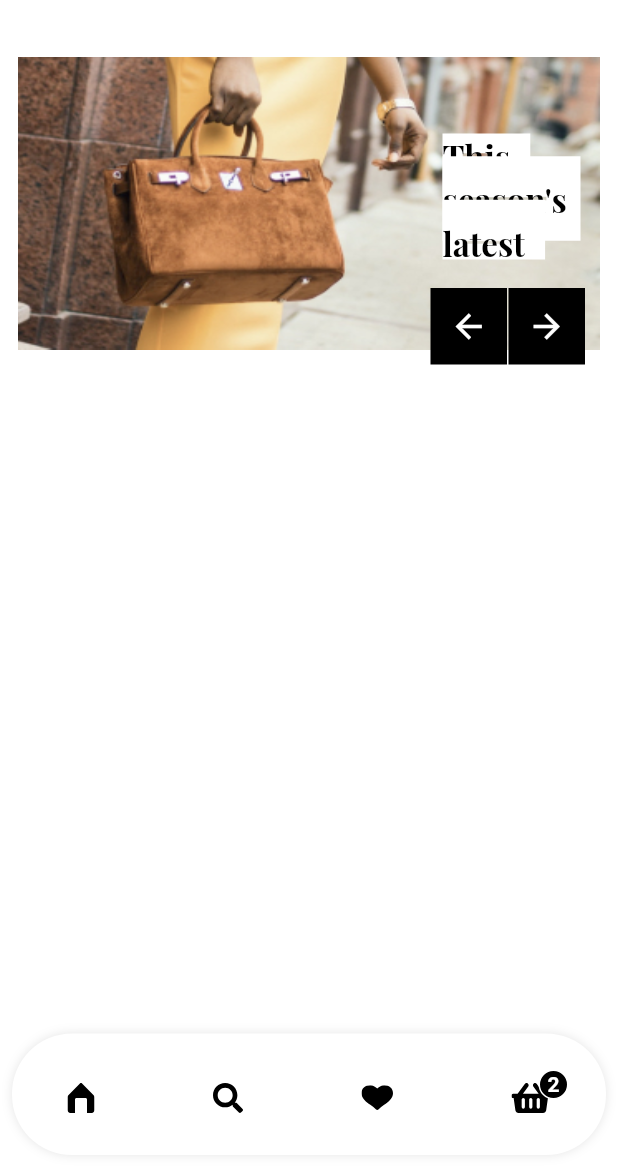
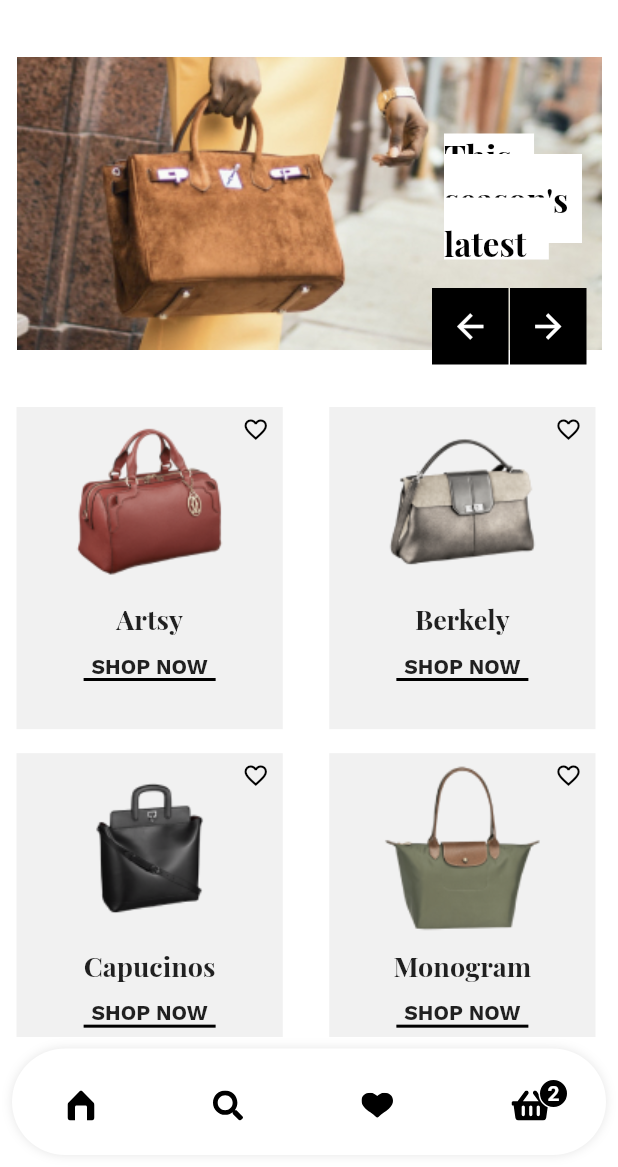
Before and after one commit to edoliantejr/Bagzz, a Flutter app: the screen it shows after launch, on a phone screen of 412 x 824 dp, the part 69-1236 px from its top. Run offline on Flutter 3.47's test engine with Material 2 defaults, Android fonts, the light colour scheme and no system bars; drawn by our look-alikes of dot_navigation_bar; our stand-ins replace flutter_svg.

Commit message:
Implement-gridview-for-list-of-bags

```diff
--- a/lib/constant/constant.dart
+++ b/lib/constant/constant.dart
@@ -1,6 +1,7 @@
 import 'package:flutter/material.dart';
 
 const String playFair = 'Playfair';
+const String workSans = 'WorkSans';
 const colorBlack = Colors.black;
 
 const colorWhite = Colors.white;
--- /dev/null
+++ b/lib/models/bags__image_slides.dart
@@ -0,0 +1,26 @@
+class Bags {
+  String image;
+  String title;
+  String name;
+
+  Bags({required this.image, required this.title, required this.name});
+}
+
+final List<Bags> bags = [
+  Bags(
+      image: 'assets/images/bag-header-01.jpg',
+      title: "This season's latest",
+      name: "Artsy"),
+  Bags(
+      image: 'assets/images/bag-header-02.jpg',
+      title: "This season's latest",
+      name: "Artsy"),
+  // Bags(
+  //     image: 'assets/images/bag03.png',
+  //     title: " This season's popular",
+  //     name: "Artsy"),
+  // Bags(
+  //     image: 'assets/images/bag04.png',
+  //     title: " This season's latest",
+  //     name: "Artsy"),
+];
--- /dev/null
+++ b/lib/models/bags_gridview_item.dart
@@ -0,0 +1,26 @@
+class Bags_Item {
+  String image;
+  String title;
+  String name;
+
+  Bags_Item({required this.image, required this.title, required this.name});
+}
+
+final List<Bags_Item> bags_gridview_item = [
+  Bags_Item(
+      image: 'assets/images/bag02.png',
+      title: " This season's best buy",
+      name: "Artsy"),
+  Bags_Item(
+      image: 'assets/images/bag03.png',
+      title: " This season's popular",
+      name: "Berkely"),
+  Bags_Item(
+      image: 'assets/images/bag04.png',
+      title: " This season's latest",
+      name: "Capucinos"),
+  Bags_Item(
+      image: 'assets/images/bag05.png',
+      title: " This season's latest",
+      name: "Monogram"),
+];
--- a/lib/models/bags_slides.dart
+++ /dev/null
@@ -1,26 +0,0 @@
-class Bags {
-  String image;
-  String title;
-  String name;
-
-  Bags({required this.image, required this.title, required this.name});
-}
-
-final List<Bags> bags = [
-  Bags(
-      image: 'assets/images/bag-header-01.jpg',
-      title: "This season's latest",
-      name: "Artsy"),
-  Bags(
-      image: 'assets/images/bag02.png',
-      title: " This season's best buy",
-      name: "Artsy"),
-  Bags(
-      image: 'assets/images/bag03.png',
-      title: " This season's popular",
-      name: "Artsy"),
-  Bags(
-      image: 'assets/images/bag04.png',
-      title: " This season's latest",
-      name: "Artsy"),
-];
--- a/lib/screens/home_screen.dart
+++ b/lib/screens/home_screen.dart
@@ -1,6 +1,8 @@
 import 'package:bagzz/constant/constant.dart';
-import 'package:bagzz/models/bags_slides.dart';
+import 'package:bagzz/models/bags_gridview_item.dart';
+import 'package:bagzz/models/bags__image_slides.dart';
 import 'package:flutter/material.dart';
+import 'package:flutter/rendering.dart';
 
 class HomeScreen extends StatefulWidget {
   const HomeScreen({Key? key}) : super(key: key);
@@ -24,8 +26,23 @@ class _HomeScreenState extends State<HomeScreen> {
   @override
   Widget build(BuildContext context) {
     return Column(
+      crossAxisAlignment: CrossAxisAlignment.start,
       children: [
         HeaderImageSlider(context, controller),
+        Expanded(
+          child: GridView.builder(
+              itemCount: bags_gridview_item.length,
+              gridDelegate: SliverGridDelegateWithFixedCrossAxisCount(
+                crossAxisCount: 2,
+                mainAxisSpacing: 5,
+                crossAxisSpacing: 5,
+                childAspectRatio: .9,
+              ),
+              itemBuilder: (context, i) {
+                return bagGridView(bags_gridview_item[i].image, bags_gridview_item[i].name);
+              }),
+        ),
+
       ],
     );
   }
@@ -34,7 +51,7 @@ class _HomeScreenState extends State<HomeScreen> {
 //Widget for Image Slider on the Home Page Header
 Widget HeaderImageSlider(BuildContext context, PageController controller) {
   return Container(
-    margin: EdgeInsets.symmetric(vertical: 28, horizontal: 12),
+    margin: EdgeInsets.symmetric(vertical: 28, horizontal: 11),
     height: 205,
     width: 714,
     child: Stack(
@@ -100,7 +117,7 @@ Widget imageSlide(String image, String title) {
         width: 714,
         child: Image(
           image: AssetImage(image),
-          fit: BoxFit.fill,
+          fit: BoxFit.cover,
         ),
       ),
       Positioned(
@@ -115,7 +132,7 @@ Widget imageSlide(String image, String title) {
               fontFamily: 'Playfair',
               background: new Paint()
                 ..color = Colors.white
-                ..strokeWidth = 27
+                ..strokeWidth = 30
                 ..style = PaintingStyle.stroke,
               fontSize: 22,
               fontWeight: FontWeight.bold,
@@ -127,3 +144,65 @@ Widget imageSlide(String image, String title) {
     ],
   );
 }
+
+//Widget Gridview for lists of bags
+Widget bagGridView(String image, String name) {
+  return Padding(
+    padding: const EdgeInsets.only(left: 11, right: 15, bottom: 11),
+    child: Container(
+      height: 210,
+      width: 170,
+      color: Color(0XFFF1F1F1),
+      child: Stack(
+        children: [
+          Positioned(
+              top: 6,
+              right: 9,
+              child: Icon(
+                Icons.favorite_border_outlined,
+                color: Colors.black,
+                size: 18,
+              )),
+          Center(
+            child: Column(
+              children: [
+                Padding(
+                  padding: const EdgeInsets.only(top: 8.0),
+                  child: Image(image: AssetImage(image)),
+                ),
+                Padding(
+                  padding: const EdgeInsets.only(top: 11),
+                  child: Text(
+                    name,
+                    style: TextStyle(
+                        fontFamily: playFair,
+                        fontWeight: FontWeight.bold,
+                        fontSize: 18),
+                  ),
+                ),
+                Padding(
+                  padding: const EdgeInsets.only(top: 11),
+                  child: InkWell(
+                    onTap: () {},
+                    child: Text(
+                      'SHOP NOW',
+                      style: TextStyle(
+                          fontFamily: workSans,
+                          fontWeight: FontWeight.w600,
+                          fontSize: 14),
+                    ),
+                  ),
+                ),
+                Container(
+                  height: 2,
+                  width: 88,
+                  color: Colors.black,
+                )
+              ],
+            ),
+          )
+        ],
+      ),
+    ),
+  );
+}
--- a/lib/screens/main_screen.dart
+++ b/lib/screens/main_screen.dart
@@ -45,7 +45,7 @@ class _MainScreenState extends State<MainScreen> {
               ))
         ],
       ),
-      body: bodyPage,
+      body:  bodyPage,
       bottomNavigationBar: bottomNavigation(),
     );
   }
@@ -57,6 +57,7 @@ Widget bottomNavigation() {
     children: [
       DotNavigationBar(
         borderRadius: 40,
+
         currentIndex: -1,
         onTap: (int index) {},
         items: [
@@ -80,22 +81,22 @@ Widget bottomNavigation() {
           )
         ],
         itemPadding: EdgeInsets.symmetric(
-          vertical: 23,
+          vertical: 18,
           horizontal: 29,
         ),
-        //paddingR: const EdgeInsets.all(14),
+        // paddingR: const EdgeInsets.all(14),
         marginR: const EdgeInsets.all(8),
       ),
-      numShopBagtItem(2),
+      numShopBagItem(2),
     ],
   );
 }
 
-//widget overylay to show number of items in the cart as a notification alert
-Widget numShopBagtItem(int numCartItems) {
+//widget overlay to show number of items in the cart as a notification alert
+Widget numShopBagItem(int numCartItems) {
   Color color = Colors.black;
   return Positioned(
-    top: 32,
+    top: 28,
     right: 33,
     child: Container(
       decoration: BoxDecoration(
--- a/pubspec.yaml
+++ b/pubspec.yaml
@@ -82,6 +82,11 @@ flutter:
         - asset: fonts/PlayfairDisplay-Regular.ttf
         - asset: fonts/PlayfairDisplay-Bold.ttf
           weight: 700
+    - family: WorkSans
+      fonts:
+        - asset: fonts/WorkSans-Regular.ttf
+        - asset: fonts/WorkSans-Bold.ttf
+
 
 
 
```
Also changed, not shown: assets/icons/favorite_line.png (added), assets/icons/favorite_line.svg (added), assets/images/bag-header-02.jpg (added), assets/images/bag05.png (added), fonts/CustomIcon.ttf (deleted), fonts/WorkSans-Bold.ttf (added), fonts/WorkSans-Regular.ttf (added), lib/main.dart (line endings or trailing spaces).
